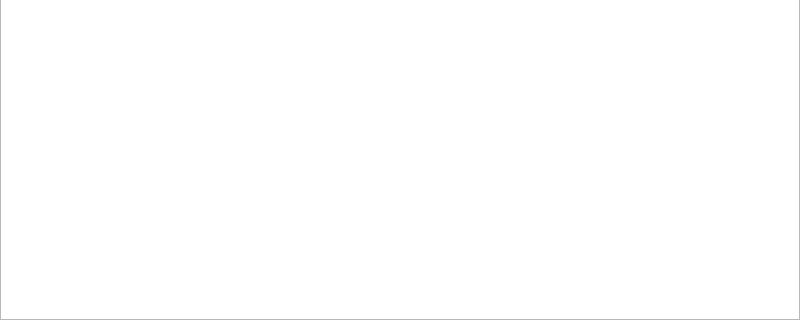
This is src/mainwindow.ui in Yt-trium/Couscous-raytracer as Qt 5 draws it before an edit; both pictures show x 0 to 800 and y 280 to 600 of the 800 by 600 pixel window. The edited form follows.
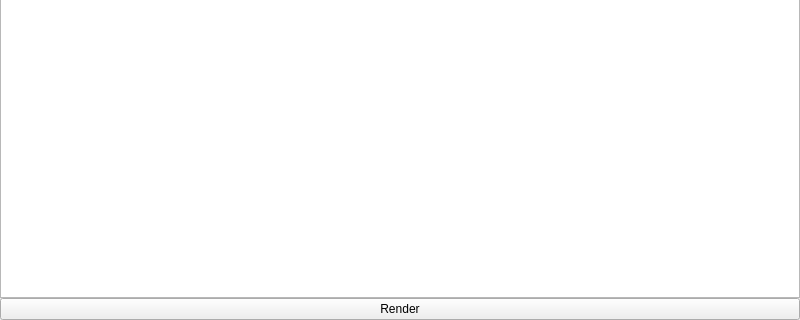
This is the edited form.

Commit message: basic image view in Qt GUI

The edit to the form file:
```diff
--- a/src/mainwindow.ui
+++ b/src/mainwindow.ui
@@ -33,6 +33,13 @@
     <item row="0" column="0">
      <widget class="QGraphicsView" name="graphicsView"/>
     </item>
+    <item row="1" column="0">
+     <widget class="QPushButton" name="render_pushButton">
+      <property name="text">
+       <string>Render</string>
+      </property>
+     </widget>
+    </item>
    </layout>
   </widget>
  </widget>
```
The commit also changes 2 other files.
